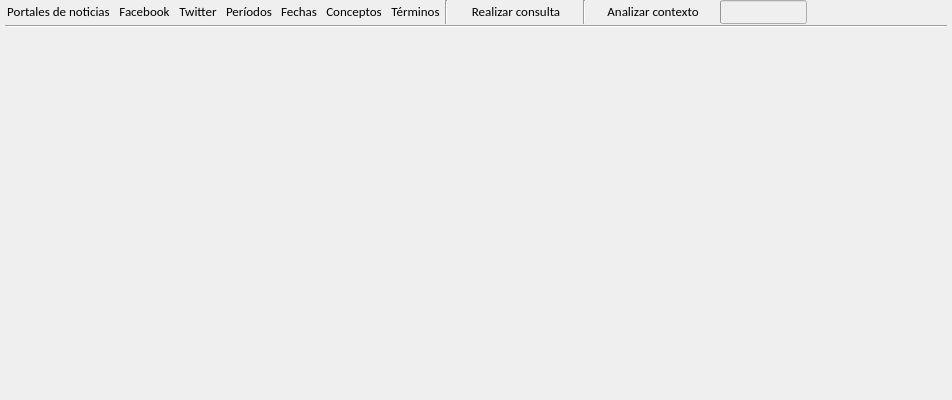
Qt form visualizador-de-contexto/visualizadordecontexto.ui (miglesias91/visualizador-de-contextos) before a commit.
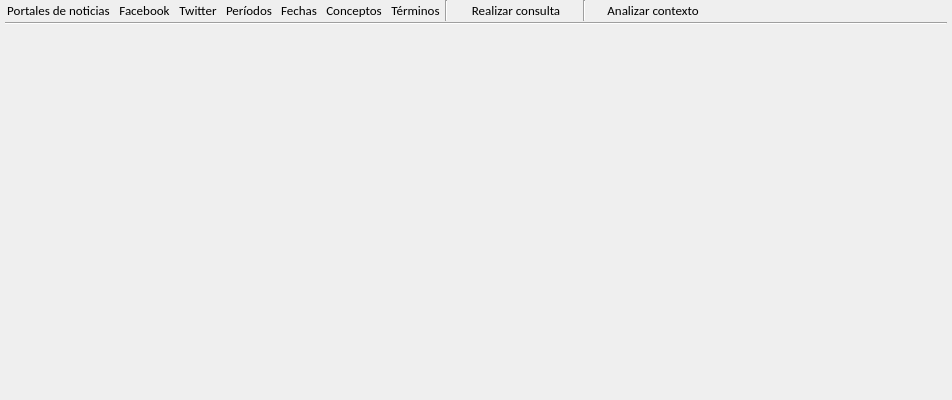
The same form after that commit. Icons and pictures are not drawn.

The edit to the form file:
```diff
--- a/visualizador-de-contexto/visualizadordecontexto.ui
+++ b/visualizador-de-contexto/visualizadordecontexto.ui
@@ -1635,39 +1635,6 @@
             </property>
            </widget>
           </item>
-          <item>
-           <widget class="QProgressBar" name="bar_analizar_ctx">
-            <property name="enabled">
-             <bool>false</bool>
-            </property>
-            <property name="sizePolicy">
-             <sizepolicy hsizetype="Maximum" vsizetype="Maximum">
-              <horstretch>0</horstretch>
-              <verstretch>0</verstretch>
-             </sizepolicy>
-            </property>
-            <property name="minimumSize">
-             <size>
-              <width>0</width>
-              <height>0</height>
-             </size>
-            </property>
-            <property name="font">
-             <font>
-              <family>Calibri</family>
-             </font>
-            </property>
-            <property name="value">
-             <number>0</number>
-            </property>
-            <property name="textVisible">
-             <bool>false</bool>
-            </property>
-            <property name="invertedAppearance">
-             <bool>false</bool>
-            </property>
-           </widget>
-          </item>
          </layout>
         </widget>
        </item>
```
